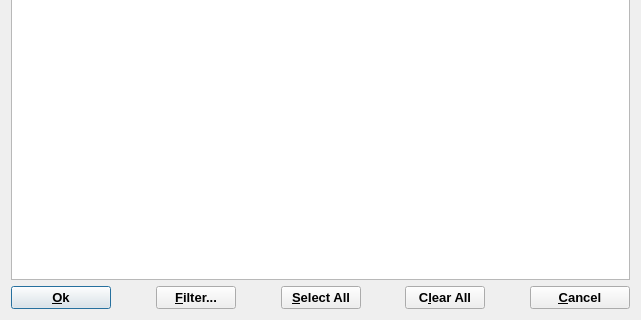
Qt form gems3/vizor4/dlg4/KeyDialog4.ui (gemshub/GEMSGUI) before a commit; both pictures show x 0 to 641 and y 155 to 475 of the 641 by 475 pixel window.
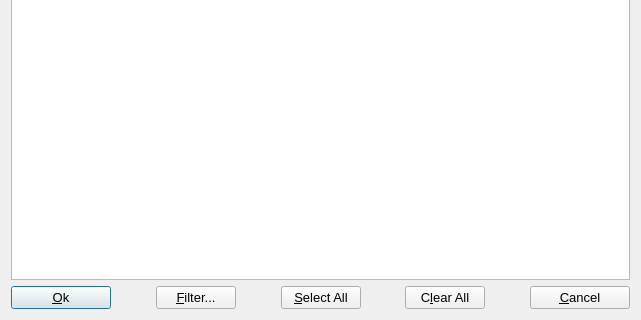
The same form after that commit.

Commit message: Merged from upgrade adjusted fonts and comments on all dialogs (for consistency between win32, macosx and linux) DK,SD

What changed in the file:
```diff
--- a/gems3/vizor4/dlg4/KeyDialog4.ui
+++ b/gems3/vizor4/dlg4/KeyDialog4.ui
@@ -121,12 +121,6 @@
    </item>
    <item row="2" column="0">
     <layout class="QHBoxLayout">
-     <property name="spacing">
-      <number>6</number>
-     </property>
-     <property name="margin">
-      <number>0</number>
-     </property>
      <item>
       <widget class="QPushButton" name="PushButton1">
        <property name="sizePolicy">
@@ -141,13 +135,6 @@
          <height>0</height>
         </size>
        </property>
-       <property name="font">
-        <font>
-         <family>Arial</family>
-         <weight>75</weight>
-         <bold>true</bold>
-        </font>
-       </property>
        <property name="text">
         <string>&amp;Ok</string>
        </property>
@@ -183,13 +170,6 @@
          <verstretch>0</verstretch>
         </sizepolicy>
        </property>
-       <property name="font">
-        <font>
-         <family>Arial</family>
-         <weight>75</weight>
-         <bold>true</bold>
-        </font>
-       </property>
        <property name="toolTip">
         <string>Here you can specify a template to filter a large list of record keys</string>
        </property>
@@ -222,13 +202,6 @@
          <verstretch>0</verstretch>
         </sizepolicy>
        </property>
-       <property name="font">
-        <font>
-         <family>Arial</family>
-         <weight>75</weight>
-         <bold>true</bold>
-        </font>
-       </property>
        <property name="toolTip">
         <string>Here you can selected all list of record keys</string>
        </property>
@@ -261,13 +234,6 @@
          <verstretch>0</verstretch>
         </sizepolicy>
        </property>
-       <property name="font">
-        <font>
-         <family>Arial</family>
-         <weight>75</weight>
-         <bold>true</bold>
-        </font>
-       </property>
        <property name="toolTip">
         <string>Here you can clearing all selection</string>
        </property>
@@ -306,13 +272,6 @@
          <height>0</height>
         </size>
        </property>
-       <property name="font">
-        <font>
-         <family>Arial</family>
-         <weight>75</weight>
-         <bold>true</bold>
-        </font>
-       </property>
        <property name="text">
         <string>&amp;Cancel</string>
        </property>
```
The commit also changes 39 other files.
